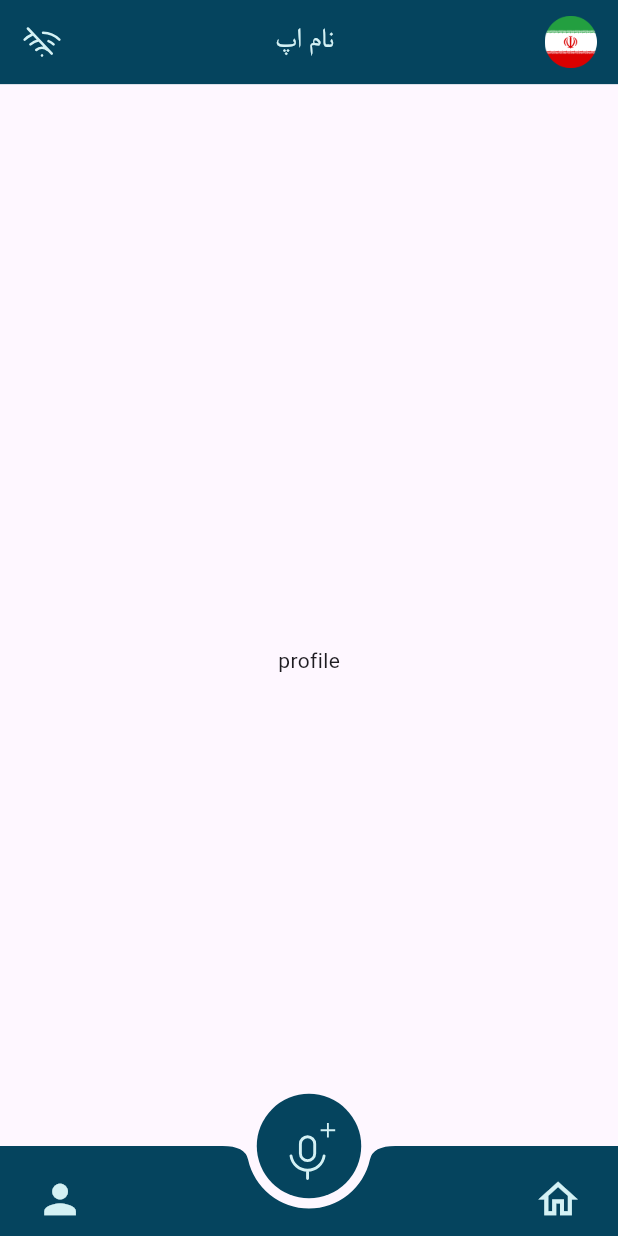
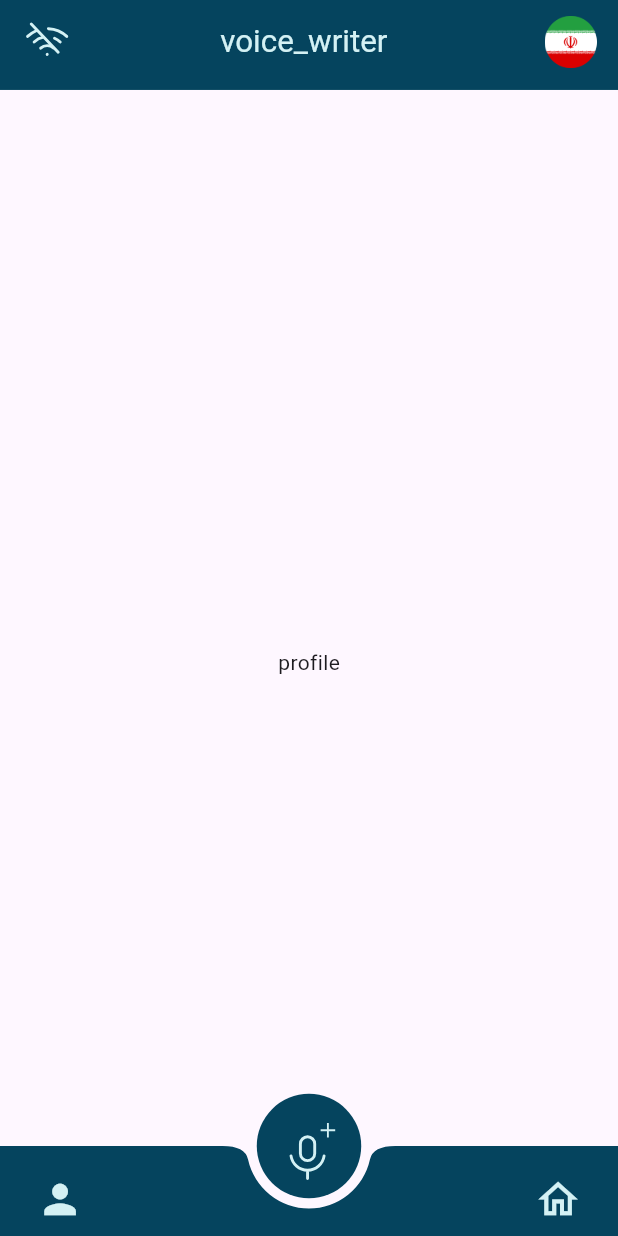
Before and after one commit to alibakhsha/voie_writer, a Flutter app: the screen it shows after launch, after a tap on the "person outline" icon, on a phone screen of 412 x 824 dp. Run offline on Flutter 3.47's test engine with Material 3 defaults, Android fonts, the light colour scheme and no system bars; our stand-ins replace device_info_plus, file_picker, flutter_bloc, flutter_screenutil, flutter_svg, just_audio and 2 more.

Commit message:
UPDATE: add dropdown to voice screen

```diff
--- a/lib/constant/app_text_style.dart
+++ b/lib/constant/app_text_style.dart
@@ -27,4 +27,10 @@ class AppTextStyle{
     fontWeight: FontWeight.w400,
     color: AppColor.loadingColor,
   );
+  static TextStyle dropDownText = TextStyle(
+    fontFamily: 'b_nazanin',
+    fontSize: 16.w,
+    fontWeight: FontWeight.w400,
+    color: Colors.black,
+  );
 }
--- a/lib/constant/texts.dart
+++ b/lib/constant/texts.dart
@@ -0,0 +1,3 @@
+class AppText {
+  static const String = """""";
+}
--- a/lib/logic/cubit/voice/voice_cubit.dart
+++ b/lib/logic/cubit/voice/voice_cubit.dart
@@ -3,11 +3,15 @@ import 'package:flutter_bloc/flutter_bloc.dart';
 import 'package:permission_handler/permission_handler.dart';
 import 'package:file_picker/file_picker.dart';
 import 'package:device_info_plus/device_info_plus.dart';
+import 'package:just_audio/just_audio.dart';
 
 enum VoiceState { idle, selecting, processing, selected, error }
 
 class VoiceCubit extends Cubit<VoiceState> {
   String? selectedFilePath;
+  String? fileName;
+  Duration? fileDuration;
+  final AudioPlayer _audioPlayer = AudioPlayer();
 
   VoiceCubit() : super(VoiceState.idle);
 
@@ -34,11 +38,24 @@ class VoiceCubit extends Cubit<VoiceState> {
 
     if (result != null && result.files.single.path != null) {
       selectedFilePath = result.files.single.path!;
+      fileName = result.files.single.name;
+
+      await _extractDuration(selectedFilePath!);
+
       emit(VoiceState.processing);
       await Future.delayed(Duration(seconds: 3));
       emit(VoiceState.selected);
     } else {
       emit(VoiceState.idle);
+    }
+  }
+
+  Future<void> _extractDuration(String filePath) async {
+    try {
+      await _audioPlayer.setFilePath(filePath);
+      fileDuration = _audioPlayer.duration;
+    } catch (e) {
+      fileDuration = null;
     }
   }
 
--- a/lib/main.dart
+++ b/lib/main.dart
@@ -1,6 +1,7 @@
 import 'package:flutter/material.dart';
 import 'package:flutter_bloc/flutter_bloc.dart';
 import 'package:flutter_screenutil/flutter_screenutil.dart';
+import 'package:voie_writer/logic/cubit/drop_down/drop_down_cubit.dart';
 import 'package:voie_writer/logic/cubit/home_page/home_cubit.dart';
 import 'package:voie_writer/presentation/screens/home_screen.dart';
 
@@ -15,11 +16,10 @@ void main() {
         builder:
             (context, child) => MultiBlocProvider(
               providers: [
-                BlocProvider<HomeCubit>(
-                  create: (context) => HomeCubit(),
-                ),
-                BlocProvider<VoiceCubit>(
-                  create: (context) => VoiceCubit(),
+                BlocProvider<HomeCubit>(create: (context) => HomeCubit()),
+                BlocProvider<VoiceCubit>(create: (context) => VoiceCubit()),
+                BlocProvider<DropDownCubit>(
+                  create: (context) => DropDownCubit(),
                 ),
               ],
               child: HomeScreen(),
--- a/lib/presentation/screens/home_screen.dart
+++ b/lib/presentation/screens/home_screen.dart
@@ -22,13 +22,15 @@ class HomeScreen extends StatelessWidget {
     MainHomeScreen(),
   ];
 
+  final List<String> pageTitles = ["voice_writer", "", "voice_writer"];
+
   @override
   Widget build(BuildContext context) {
     return SafeArea(
       child: Scaffold(
         extendBody: true,
         backgroundColor: AppColor.appBackgroundColor,
-        appBar: appBar("نام اپ"),
+        appBar: appBar(pageTitles[context.watch<HomeCubit>().state], context),
         body: BlocBuilder<HomeCubit, int>(
           builder: (context, state) => pages[state],
         ),
--- a/lib/presentation/widgets/app_bar.dart
+++ b/lib/presentation/widgets/app_bar.dart
@@ -1,36 +1,83 @@
 import 'package:flutter/material.dart';
+import 'package:flutter_bloc/flutter_bloc.dart';
 import 'package:flutter_screenutil/flutter_screenutil.dart';
 import 'package:flutter_svg/flutter_svg.dart';
 import 'package:voie_writer/constant/app_color.dart';
 import 'package:voie_writer/constant/app_text_style.dart';
 import 'package:voie_writer/gen/assets.gen.dart';
+import 'package:voie_writer/logic/cubit/drop_down/drop_down_cubit.dart';
 
-PreferredSize appBar(String? title) {
+PreferredSize appBar(String? title,BuildContext context) {
   return PreferredSize(
-    preferredSize: Size.fromHeight(58.h),
+    preferredSize: Size.fromHeight(62.h),
 
     child: AppBar(
       elevation: 0,
       backgroundColor: AppColor.appBarColor,
-      leading: Padding(
+      leading: Text(""),
+      flexibleSpace: Padding(
         padding: EdgeInsets.fromLTRB(12.w, 9.h, 12.w, 9.h),
-        child: SvgPicture.asset(
+        child:
+            title!.isNotEmpty
+                ? Row(
+                  children: [
+                    SvgPicture.asset(
                       Assets.icons.wifiOff,
                       width: 36.w,
                       height: 36.h,
                       color: AppColor.appBarTextColor,
                     ),
+                  ],
+                )
+                : GestureDetector(
+              onTap: (){
+                context.read<DropDownCubit>().toggleDropdown();
+              },
+                  child: Row(
+                    // mainAxisSize: MainAxisSize.min,
+                    children: [
+                      Container(
+                        width: 27.w,
+                        height: 27.h,
+                        decoration: BoxDecoration(
+                          image: DecorationImage(
+                            image: AssetImage(Assets.icons.iran.path),
                           ),
-      title: Center(child: Text(title!, style: AppTextStyle.appBarTitleText)),
+                        ),
+                      ),
+                      SizedBox(width: 5.w),
+                      Text("تغییر زبان", style: AppTextStyle.appBarTitleText),
+                      SizedBox(width: 5.w),
+                      Icon(
+                        Icons.keyboard_arrow_down,
+                        color: AppColor.appBarTextColor,
+                        size: 24.w,
+                      ),
+                    ],
+                  ),
+                ),
+      ),
+      title:
+          title.isNotEmpty
+              ? Center(child: Text(title, style: AppTextStyle.appBarTitleText))
+              : null,
       actions: [
         Padding(
           padding: EdgeInsets.fromLTRB(12.w, 9.h, 12.w, 9.h),
-          child: Container(
+          child:
+              title.isNotEmpty
+                  ? Container(
                     width: 36.w,
                     height: 36.h,
                     decoration: BoxDecoration(
-              image: DecorationImage(image: AssetImage(Assets.icons.iran.path)),
+                      image: DecorationImage(
+                        image: AssetImage(Assets.icons.iran.path),
                       ),
+                    ),
+                  )
+                  : Text(
+                    "تبدیل ویس به متن",
+                    style: AppTextStyle.appBarTitleText,
                   ),
         ),
       ],
--- a/pubspec.yaml
+++ b/pubspec.yaml
@@ -41,6 +41,7 @@ dependencies:
   permission_handler: ^11.4.0
   device_info_plus: ^11.3.0
   lottie: ^3.3.1
+  just_audio: ^0.9.46
 
 dev_dependencies:
   flutter_test:
```
Also changed, not shown: lib/logic/cubit/drop_down/drop_down_cubit.dart (+8 -0 lines), lib/presentation/screens/recorder_voice_screen.dart (+84 -13 lines), pubspec.lock. Lines whose indentation alone changed are shown as unchanged.
